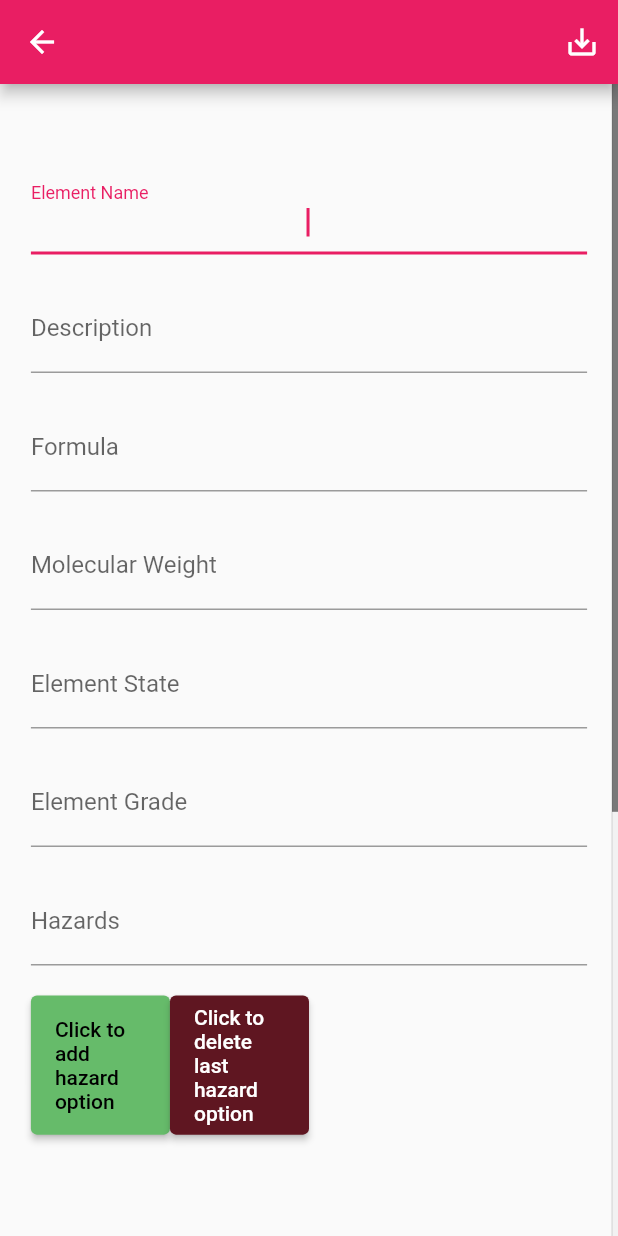
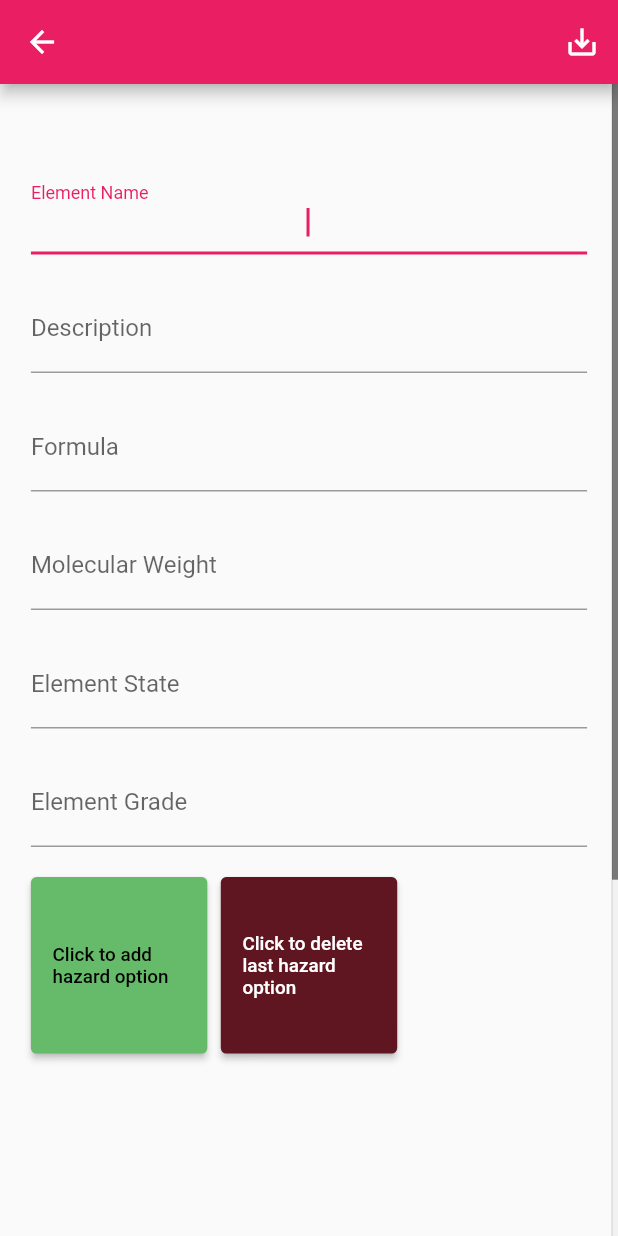
Before and after one commit to sahuishan01/InventoryManagement, a Flutter app: the NewChemical screen opened by its route, on a phone screen of 412 x 824 dp. Run offline on Flutter 3.47's test engine with Material 2 defaults, Android fonts, the light colour scheme and no system bars; our stand-ins replace fluttericon, image_cropper, image_picker, shared_preferences; missing offline and left inert: google_mlkit_text_recognition; accounts and stored records are empty.

Commit message:
added dynamic dropdown for hazards

```diff
--- a/lib/Screens/new_chemical.dart
+++ b/lib/Screens/new_chemical.dart
@@ -70,6 +70,7 @@ class _NewChemicalState extends State<NewChemical> {
     });
     if (_tempChemical.id.isEmpty) {
       try {
+        _tempChemical.hazard = hazardList;
         await Provider.of<ChemList>(context, listen: false)
             .addElement(_tempChemical);
         setState(() {
@@ -135,7 +136,7 @@ class _NewChemicalState extends State<NewChemical> {
   }
 
 //drop down
-  List<String> hazardList = [];
+  List<String> hazardList = []; //storing list of hazards submitted by the user
   List<Widget> dropDownWidgetList = [];
 
   void addDropDown(dropDown) {
@@ -143,6 +144,8 @@ class _NewChemicalState extends State<NewChemical> {
       dropDownWidgetList.add(dropDown);
     });
   }
+
+  String? value;
 
   void deleteDropDown() {
     setState(() {
@@ -154,51 +157,34 @@ class _NewChemicalState extends State<NewChemical> {
   Widget build(BuildContext context) {
     final Size deviceSize = MediaQuery.of(context).size;
 
+    final hazardsList = [
+      'asphyxiants',
+      'corrosives',
+      'irritants',
+      'sensitizers',
+      'carcinogens',
+      'mutagens',
+      'teratogens',
+      'reactive',
+      'flammable'
+    ];
+    DropdownMenuItem<String> buildMenuItem(String item) => DropdownMenuItem(
+          value: item,
+          child: Text(
+            item,
+            style: const TextStyle(fontWeight: FontWeight.bold, fontSize: 12),
+          ),
+        );
     final dropDown = SizedBox(
       height: deviceSize.height * 0.02,
+      width: deviceSize.width,
       child: DropdownButtonFormField(
+        value: value,
         elevation: 5,
-        items: const [
-          DropdownMenuItem(
-            value: 'asphyxiants',
-            child: Text('asphyxiants'),
-          ),
-          DropdownMenuItem(
-            value: 'Corrosives',
-            child: Text('Corrosives'),
-          ),
-          DropdownMenuItem(
-            value: 'Irritants',
-            child: Text('Irritants'),
-          ),
-          DropdownMenuItem(
-            value: 'Sensitizers',
-            child: Text('Sensitizers'),
-          ),
-          DropdownMenuItem(
-            value: 'Carcinogens',
-            child: Text('Carcinogens'),
-          ),
-          DropdownMenuItem(
-            value: 'Mutagens',
-            child: Text('Mutagens'),
-          ),
-          DropdownMenuItem(
-            value: 'Teratogens',
-            child: Text('Teratogens'),
-          ),
-          DropdownMenuItem(
-            value: 'Reactive',
-            child: Text('Reactive'),
-          ),
-          DropdownMenuItem(
-            value: 'flammable',
-            child: Text('Flammable'),
-          ),
-        ],
+        items: hazardsList.map(buildMenuItem).toList(),
         onSaved: (newValue) =>
             hazardList.add(newValue.toString().toUpperCase()),
-        onChanged: ((value) {}),
+        onChanged: (value) => setState(() => this.value = value.toString()),
       ),
     );
     double deviceHeight = MediaQuery.of(context).size.height;
@@ -394,38 +380,41 @@ class _NewChemicalState extends State<NewChemical> {
                           height: 20,
                         ),
                         //hazard
-                        TextFormField(
-                          initialValue: _initValues['hazard'].toString(),
-                          onSaved: (value) => {
-                            if (value != null && value.isNotEmpty)
-                              {
-                                value.split(",").forEach((element) {
-                                  _tempChemical.hazard.add(element.trim());
-                                }),
-                                _tempChemical.id = _initValues['id'].toString(),
-                              }
-                          },
-                          textAlign: TextAlign.center,
-                          validator: (value) {
-                            if (value == null || value.isEmpty) {
-                              return "Enter hazards";
-                            }
-                            return null;
-                          },
-                          decoration: const InputDecoration(
-                            labelText: "Hazards",
-                          ),
-                          keyboardType: TextInputType.name,
-                          textInputAction: TextInputAction.next,
-                        ),
-                        const SizedBox(
-                          height: 20,
-                        ),
-                        SizedBox(
+                        // TextFormField(
+                        //   initialValue: _initValues['hazard'].toString(),
+                        //   onSaved: (value) => {
+                        //     if (value != null && value.isNotEmpty)
+                        //       {
+                        //         value.split(",").forEach((element) {
+                        //           _tempChemical.hazard.add(element.trim());
+                        //         }),
+                        //         _tempChemical.id = _initValues['id'].toString(),
+                        //       }
+                        //   },
+                        //   textAlign: TextAlign.center,
+                        //   validator: (value) {
+                        //     if (value == null || value.isEmpty) {
+                        //       return "Enter hazards";
+                        //     }
+                        //     return null;
+                        //   },
+                        //   decoration: const InputDecoration(
+                        //     labelText: "Hazards",
+                        //   ),
+                        //   keyboardType: TextInputType.name,
+                        //   textInputAction: TextInputAction.next,
+                        // ),
+                        // const SizedBox(
+                        //   height: 20,
+                        // ),
+                        FittedBox(
+                          child: SizedBox(
                             height: deviceHeight * 0.3,
                             width: deviceWidth,
                             child: GridView.count(
-                            crossAxisCount: 4,
+                              mainAxisSpacing: 10,
+                              crossAxisSpacing: 10,
+                              crossAxisCount: 3,
                               children: [
                                 ...dropDownWidgetList,
                                 ElevatedButton(
@@ -442,7 +431,8 @@ class _NewChemicalState extends State<NewChemical> {
                                 ElevatedButton(
                                     style: ButtonStyle(
                                         alignment: Alignment.center,
-                                      backgroundColor: MaterialStatePropertyAll(
+                                        backgroundColor:
+                                            MaterialStatePropertyAll(
                                                 Palette.darkRed.shade300)),
                                     onPressed: deleteDropDown,
                                     child: const Text(
@@ -450,6 +440,7 @@ class _NewChemicalState extends State<NewChemical> {
                                       style: TextStyle(color: Colors.white),
                                     )),
                               ],
+                            ),
                           ),
                         ),
                         const SizedBox(
--- a/lib/Screens/single_chemical.dart
+++ b/lib/Screens/single_chemical.dart
@@ -22,7 +22,7 @@ class SingleChemical extends StatelessWidget {
         Provider.of<ChemList>(context, listen: false).findById(routeArgs['id']);
     final bool isAdmin = routeArgs['isAdmin'] as bool;
 
-    final hazards = element.hazard[0].split(" ");
+    final hazards = element.hazard;
     List<Widget> singleHazardWidget = [];
 
     for (var element in hazards) {
```
Lines whose indentation alone changed are shown as unchanged.
